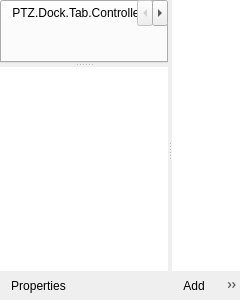
This is src/controller/ptz-controls.ui in glikely/obs-ptz as Qt 5 draws it before an edit. The edited form follows.
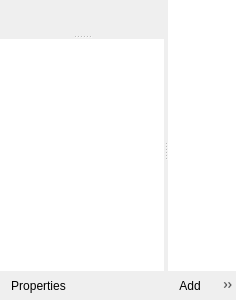
This is the edited form. Custom widgets are drawn as their Qt base class.

Commit message: Refactor PTZ controls to use QStackedWidget

Patch:
```diff
--- a/src/controller/ptz-controls.ui
+++ b/src/controller/ptz-controls.ui
@@ -62,7 +62,7 @@
          <property name="childrenCollapsible">
           <bool>true</bool>
          </property>
-      <widget class="QTabWidget" name="controlTabs">
+      <widget class="QStackedWidget" name="controlStack">
        <property name="sizePolicy">
         <sizepolicy hsizetype="Expanding" vsizetype="Fixed">
          <horstretch>0</horstretch>
@@ -72,11 +72,8 @@
        <property name="currentIndex">
         <number>0</number>
        </property>
-       <widget class="QWidget" name="controllerTab">
-        <attribute name="title">
-         <string>PTZ.Dock.Tab.Controller</string>
-        </attribute>
-        <layout class="QVBoxLayout" name="controllerTabVerticalLayout">
+       <widget class="QWidget" name="controllerPage">
+        <layout class="QVBoxLayout" name="controllerPageVerticalLayout">
          <property name="leftMargin">
           <number>0</number>
          </property>
@@ -101,11 +98,8 @@
          </item>
         </layout>
        </widget>
-       <widget class="QWidget" name="viewControlTab">
-        <attribute name="title">
-         <string>PTZ.Dock.Tab.ViewControl</string>
-        </attribute>
-        <layout class="QVBoxLayout" name="viewControlTabVerticalLayout" stretch="1,0">
+       <widget class="QWidget" name="viewControlPage">
+        <layout class="QVBoxLayout" name="viewControlPageVerticalLayout" stretch="1,0">
          <property name="leftMargin">
           <number>0</number>
          </property>
```
The commit also changes 2 other files.
